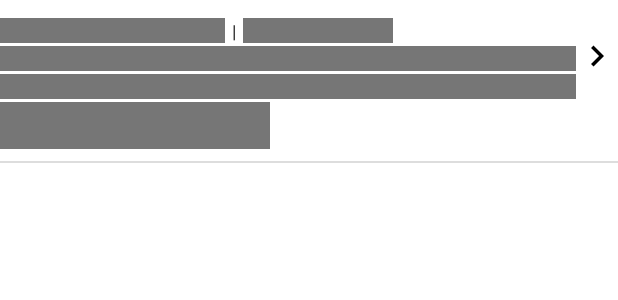
After one commit to MunMunDev/E-Kalontong, an Android app: the layout sm_list_pilih_alamat.xml on its own in the app's theme, with its tools: preview values and no code run, on a phone screen of 412 x 824 dp. The commit adds this screen. Shown: the top 300 px of the screen. Run offline under Robolectric (Android 15) with nearby library versions, the phone set to English and light mode, and no system bars.

Commit message:
commit add addition

```diff
--- a/app/build.gradle
+++ b/app/build.gradle
@@ -44,6 +44,7 @@ dependencies {
     implementation 'androidx.appcompat:appcompat:1.6.1'
     implementation 'com.google.android.material:material:1.11.0'
     implementation 'androidx.constraintlayout:constraintlayout:2.1.4'
+//    implementation libs.androidx.activity
     testImplementation 'junit:junit:4.13.2'
     androidTestImplementation 'androidx.test.ext:junit:1.1.5'
     androidTestImplementation 'androidx.test.espresso:espresso-core:3.5.1'
@@ -95,7 +96,6 @@ dependencies {
 //    implementation 'com.github.MikeOrtiz:TouchImageView:1.4.1'
 //    implementation 'com.github.thijsk:TouchImageView:1.3.1'
 
-
     //Scanner
 //    implementation 'com.budiyev.android:code-scanner:2.1.0'
 
@@ -104,6 +104,9 @@ dependencies {
 
     // Swipe Refresh Layout
     implementation "androidx.swiperefreshlayout:swiperefreshlayout:1.1.0"
+
+    // MIDTRANS
+    implementation ("com.midtrans:uikit:2.0.0-SANDBOX")
 }
 
 kapt {
--- a/app/src/main/java/com/abcd/e_kalontong/utils/Constant.kt
+++ b/app/src/main/java/com/abcd/e_kalontong/utils/Constant.kt
@@ -7,4 +7,7 @@ object Constant {
     const val STORAGE_PERMISSION_CODE = 10
     const val CAMERA_PERMISSION_CODE = 11
 
+    const val MIDTRANS_BASE_URL = "https://e-portofolio.web.id/e-kelontong/api/response-midtrans.php/"
+    const val MIDTRANS_SERVER_KEY = "\"SB-Mid-server-wA8kiwX70GwIoIOmlWkG5H-6\""
+    const val MIDTRANS_CLIENT_KEY = "SB-Mid-client-XKAPR8Xd9KBrS2m3"
 }
--- /dev/null
+++ b/app/src/main/res/drawable/baseline_arrow_right_24.xml
@@ -0,0 +1,5 @@
+<vector android:height="24dp" android:tint="#000000"
+    android:viewportHeight="24" android:viewportWidth="24"
+    android:width="24dp" xmlns:android="http://schemas.android.com/apk/res/android">
+    <path android:fillColor="@android:color/white" android:pathData="M10,6L8.59,7.41 13.17,12l-4.58,4.59L10,18l6,-6z"/>
+</vector>
--- /dev/null
+++ b/app/src/main/res/drawable/baseline_dehaze_24.xml
@@ -0,0 +1,5 @@
+<vector android:height="24dp" android:tint="@android:color/white"
+    android:viewportHeight="24" android:viewportWidth="24"
+    android:width="24dp" xmlns:android="http://schemas.android.com/apk/res/android">
+    <path android:fillColor="@android:color/white" android:pathData="M2,15.5v2h20v-2L2,15.5zM2,10.5v2h20v-2L2,10.5zM2,5.5v2h20v-2L2,5.5z"/>
+</vector>
--- /dev/null
+++ b/app/src/main/res/drawable/bg_card_no_radius.xml
@@ -0,0 +1,6 @@
+<?xml version="1.0" encoding="utf-8"?>
+<shape xmlns:android="http://schemas.android.com/apk/res/android">
+    <solid android:color="@color/white"/>
+    <stroke android:width="1.2dp"
+        android:color="@color/abuabu_muda"/>
+</shape>
--- /dev/null
+++ b/app/src/main/res/drawable/icon_arrow_back.xml
@@ -0,0 +1,5 @@
+<vector android:autoMirrored="true" android:height="24dp"
+    android:tint="#ffffff" android:viewportHeight="24"
+    android:viewportWidth="24" android:width="24dp" xmlns:android="http://schemas.android.com/apk/res/android">
+    <path android:fillColor="@android:color/white" android:pathData="M20,11H7.83l5.59,-5.59L12,4l-8,8 8,8 1.41,-1.41L7.83,13H20v-2z"/>
+</vector>
--- /dev/null
+++ b/app/src/main/res/layout/sm_list_pilih_alamat.xml
@@ -0,0 +1,109 @@
+<?xml version="1.0" encoding="utf-8"?>
+<androidx.constraintlayout.widget.ConstraintLayout xmlns:android="http://schemas.android.com/apk/res/android"
+    android:layout_width="match_parent"
+    android:layout_height="wrap_content"
+    xmlns:app="http://schemas.android.com/apk/res-auto"
+    android:layout_marginTop="8dp">
+    <androidx.constraintlayout.widget.ConstraintLayout
+        android:id="@+id/clAlamat"
+        android:layout_width="match_parent"
+        android:layout_height="wrap_content"
+        app:layout_constraintTop_toTopOf="parent">
+        <LinearLayout
+            android:id="@+id/llNamaDanNomorHp"
+            android:layout_width="match_parent"
+            android:layout_height="wrap_content"
+            app:layout_constraintTop_toTopOf="parent"
+            app:layout_constraintStart_toStartOf="parent"
+            app:layout_constraintEnd_toStartOf="@id/ivDetail"
+            android:layout_marginTop="4dp">
+            <TextView
+                android:id="@+id/tvNama"
+                android:layout_width="150dp"
+                android:layout_height="wrap_content"
+                android:textSize="12sp"
+                android:background="@color/abuabu_tua"/>
+            <TextView
+                android:layout_width="wrap_content"
+                android:layout_height="wrap_content"
+                android:layout_marginStart="2dp"
+                android:layout_marginEnd="2dp"
+                android:text=" | "
+                android:textSize="12sp"
+                android:textColor="@color/black"
+                android:textStyle="normal"/>
+
+            <TextView
+                android:id="@+id/tvNomorHp"
+                android:layout_width="100dp"
+                android:layout_height="wrap_content"
+                android:textSize="12sp"
+                android:background="@color/abuabu_tua"/>
+        </LinearLayout>
+
+        <TextView
+            android:id="@+id/tvAlamat"
+            android:layout_width="0dp"
+            android:layout_height="wrap_content"
+            app:layout_constraintTop_toBottomOf="@id/llNamaDanNomorHp"
+            app:layout_constraintStart_toStartOf="parent"
+            app:layout_constraintEnd_toStartOf="@id/ivDetail"
+            android:layout_marginTop="2dp"
+            android:textSize="12sp"
+            android:background="@color/abuabu_tua"/>
+        <TextView
+            android:id="@+id/tvAlamatDetail"
+            android:layout_width="0dp"
+            android:layout_height="wrap_content"
+            app:layout_constraintTop_toBottomOf="@id/tvAlamat"
+            app:layout_constraintStart_toStartOf="parent"
+            app:layout_constraintEnd_toStartOf="@id/ivDetail"
+            android:layout_marginTop="2dp"
+            android:textSize="12sp"
+            android:background="@color/abuabu_tua"/>
+
+        <ImageView
+            android:id="@+id/ivDetail"
+            android:layout_width="28dp"
+            android:layout_height="28dp"
+            app:layout_constraintTop_toTopOf="parent"
+            app:layout_constraintBottom_toBottomOf="parent"
+            app:layout_constraintEnd_toEndOf="parent"
+            android:src="@drawable/baseline_arrow_right_24"/>
+
+    </androidx.constraintlayout.widget.ConstraintLayout>
+    <TextView
+        android:id="@+id/btnUbah"
+        android:layout_width="180dp"
+        android:layout_height="wrap_content"
+        app:layout_constraintTop_toBottomOf="@id/clAlamat"
+        app:layout_constraintStart_toStartOf="parent"
+        android:layout_marginTop="2dp"
+        android:paddingTop="6dp"
+        android:paddingBottom="6dp"
+        android:paddingEnd="6dp"
+        android:paddingStart="0dp"
+        android:textSize="14sp"
+        android:background="@color/abuabu_tua"/>
+
+    <TextView
+        android:id="@+id/tvTitleAlamatSekarang"
+        android:layout_width="wrap_content"
+        android:layout_height="wrap_content"
+        app:layout_constraintTop_toBottomOf="@id/clAlamat"
+        app:layout_constraintStart_toEndOf="@id/btnUbah"
+        android:layout_marginTop="8dp"
+        android:layout_marginStart="2dp"
+        android:text="|  Alamat Sekarang"
+        android:textSize="14sp"
+        android:textColor="@color/merah"
+        android:visibility="gone"/>
+
+    <View
+        android:layout_width="match_parent"
+        android:layout_height="1.2dp"
+        app:layout_constraintTop_toBottomOf="@id/btnUbah"
+        android:layout_marginTop="8dp"
+        android:background="@color/abuabu_muda"/>
+
+</androidx.constraintlayout.widget.ConstraintLayout>
```
Also changed, not shown: app/src/main/java/com/abcd/e_kalontong/adapter/ListPaymentAdapter.kt (added, +40 -0 lines), app/src/main/java/com/abcd/e_kalontong/data/database/api/ApiService.kt (+23 -0 lines), app/src/main/java/com/abcd/e_kalontong/data/model/AlamatModel.kt (added, +26 -0 lines), app/src/main/java/com/abcd/e_kalontong/data/model/JenisProdukModel.kt (+26 -1 lines), app/src/main/java/com/abcd/e_kalontong/data/model/KecamatanModel.kt (added, +11 -0 lines), app/src/main/java/com/abcd/e_kalontong/data/model/PesananModel.kt (+34 -1 lines), app/src/main/java/com/abcd/e_kalontong/data/model/ProdukModel.kt (+35 -1 lines), app/src/main/java/com/abcd/e_kalontong/utils/TanggalDanWaktu.kt (+52 -0 lines), app/src/main/res/drawable/bg_btn_no_radius.xml (added, +10 -0 lines), app/src/main/res/layout/appbar_nav_drawer.xml (added, +48 -0 lines), app/src/main/res/layout/list_pembayaran_pesanan.xml (added, +63 -0 lines), app/src/main/res/values/strings.xml (+13 -0 lines).
